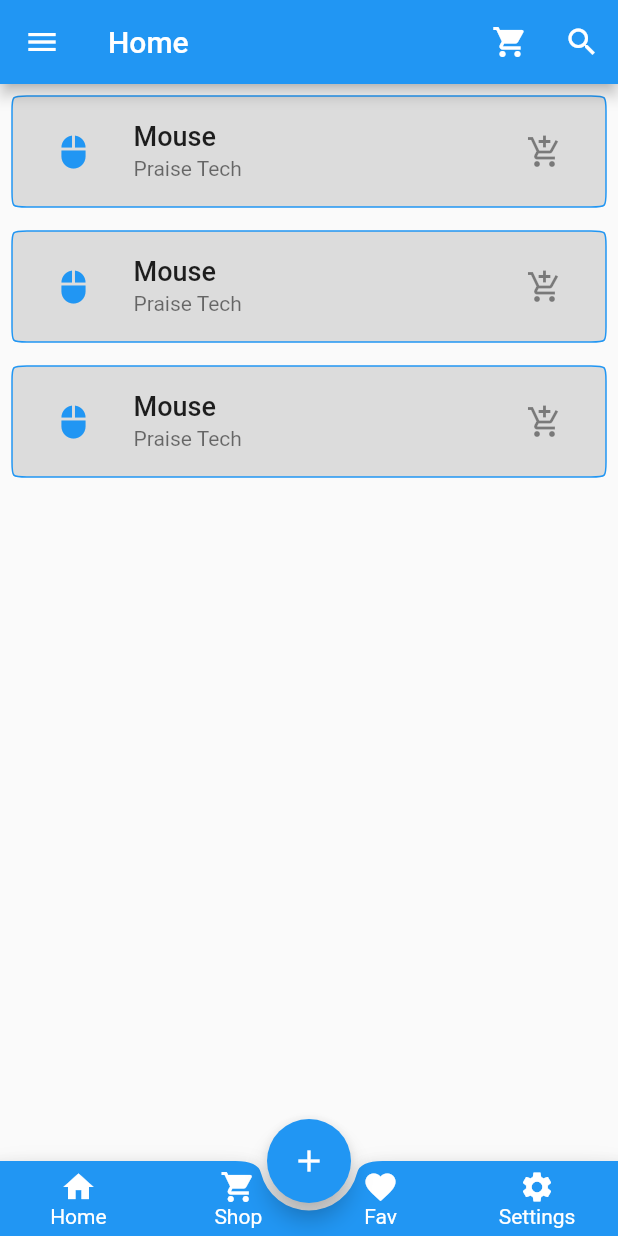
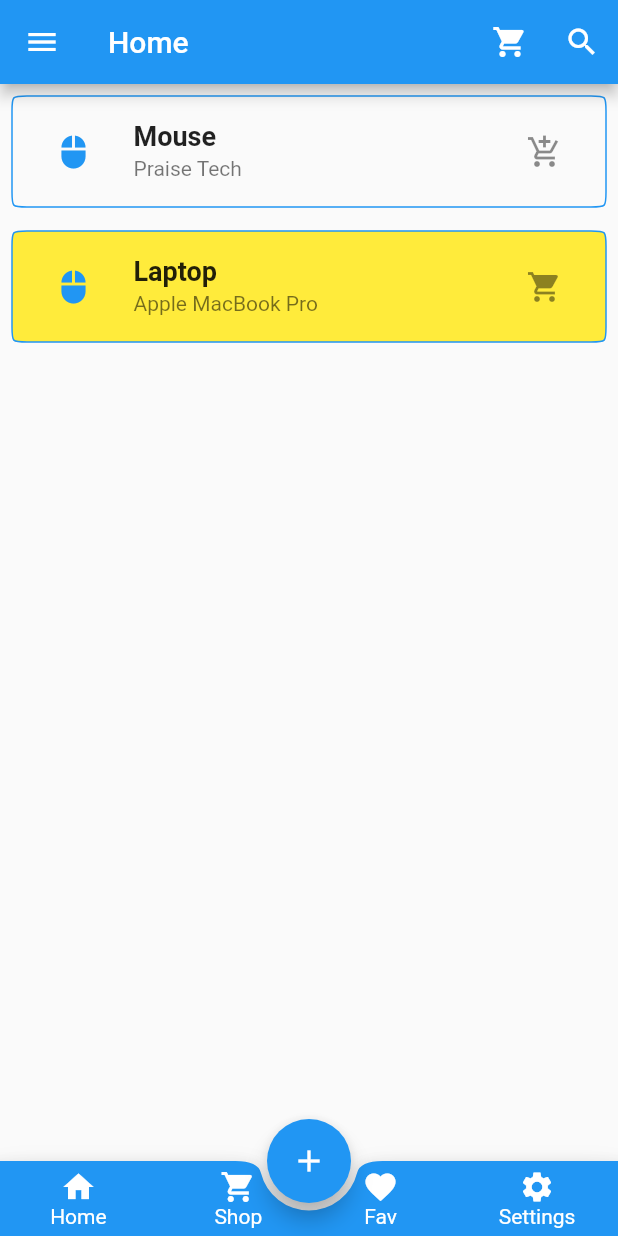
Before and after one commit to oyegbilepraise/learnflutter, a Flutter app: the screen it shows after launch, on a phone screen of 412 x 824 dp. Run offline on Flutter 3.47's test engine with Material 2 defaults, Android fonts, the phone set to English and light mode, and no system bars; our stand-ins replace font_awesome_flutter.

Commit message:
feat: Completed second session

```diff
--- a/lib/screens/Home.dart
+++ b/lib/screens/Home.dart
@@ -147,9 +147,15 @@ class Home extends StatelessWidget {
         ),
         body: ListView(
           children: [
-            listTileWidget(),
-            listTileWidget(),
-            listTileWidget(),
+            listTileWidget(title: 'Mouse', subTitle: 'Praise Tech'),
+            listTileWidget(
+              title: 'Laptop',
+              subTitle: 'Apple MacBook Pro',
+              leadingIcon: Icons.laptop,
+              listTileColor: Colors.yellow,
+              trailingIcon: Icons.shopping_cart,
+              iconColor: Colors.blue,
+            ),
           ],
         )
         // Center(
--- a/lib/widget/listview.dart
+++ b/lib/widget/listview.dart
@@ -1,33 +1,44 @@
 import 'package:flutter/material.dart';
 
 class listTileWidget extends StatelessWidget {
-  const listTileWidget({
-    Key? key,
-  }) : super(key: key);
+  String title, subTitle;
+  IconData leadingIcon, trailingIcon;
+  Color? listTileColor, iconColor;
+
+  // const listTileWidget({
+  //   Key? key,
+  // }) : super(key: key);
+
+  listTileWidget({
+    required this.title,
+    required this.subTitle,
+    this.leadingIcon = Icons.label,
+    this.trailingIcon = Icons.add_shopping_cart,
+    this.listTileColor,
+    this.iconColor,
+  });
 
   @override
   Widget build(BuildContext context) {
     return Padding(
       padding: const EdgeInsets.all(8.0),
       child: ListTile(
-        tileColor: Colors.black12,
+        tileColor: listTileColor,
         shape: ContinuousRectangleBorder(
           borderRadius: BorderRadius.circular(10.0),
           side: const BorderSide(width: 1.0, color: Colors.blue),
         ),
-        title: const Text(
-          'Mouse',
-          style: TextStyle(fontSize: 18, fontWeight: FontWeight.w500),
+        title: Text(
+          title,
+          style: const TextStyle(fontSize: 18, fontWeight: FontWeight.w600),
         ),
-        subtitle: const Text('Praise Tech'),
+        subtitle: Text(subTitle),
         leading: IconButton(
           onPressed: () {},
           icon: const Icon(Icons.mouse),
           color: Colors.blue,
         ),
-        trailing: IconButton(
-            icon: const Icon(Icons.add_shopping_cart),
-            onPressed: () {}),
+        trailing: IconButton(icon: Icon(trailingIcon), onPressed: () {}),
       ),
     );
   }
```
